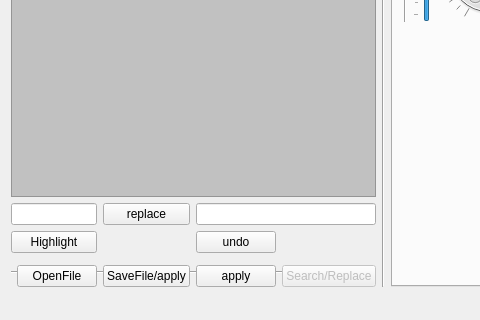
The window that mainwindow.ui (netpipe/QT-ThemeEditor) describes before a commit, drawn with Qt 5; both pictures show x 0 to 480 and y 359 to 679 of the 1153 by 679 pixel window.
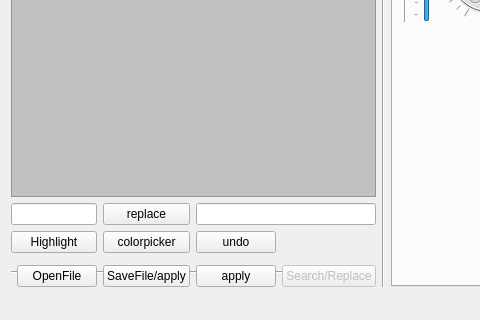
The same window after the commit. Icons and pictures are not drawn.

```diff
--- a/mainwindow.ui
+++ b/mainwindow.ui
@@ -866,6 +866,13 @@
       </property>
      </widget>
     </item>
+    <item row="2" column="2">
+     <widget class="QPushButton" name="color">
+      <property name="text">
+       <string>colorpicker</string>
+      </property>
+     </widget>
+    </item>
    </layout>
   </widget>
   <widget class="QMenuBar" name="menuBar">
```
